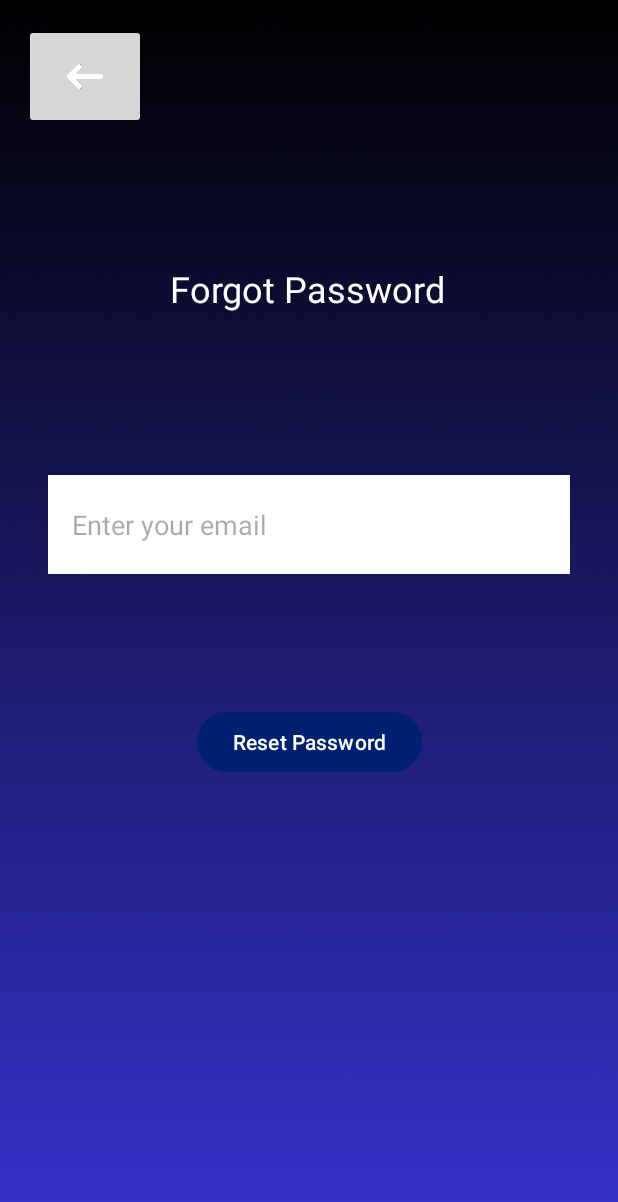
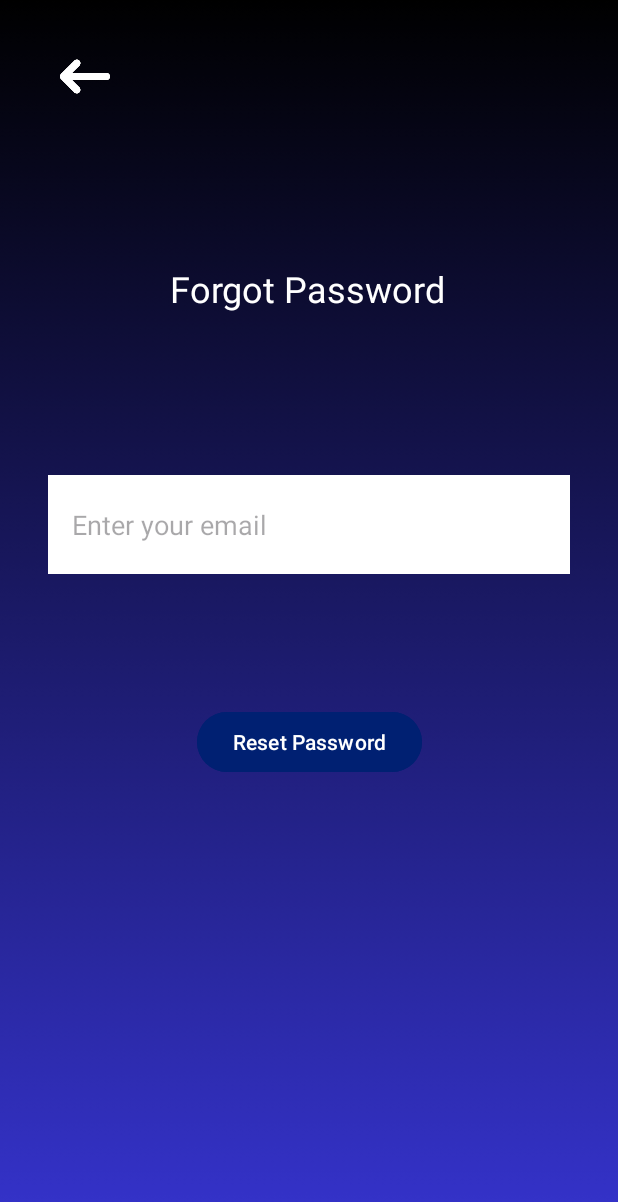
Before and after one commit to RickyR23/490Project, an Android app: the forgetPassword screen opened directly, with no data from a screen before it, on a phone screen of 412 x 824 dp. Shown: the top 1202 px of the screen. Run offline under Robolectric (Android 15) with nearby library versions, the phone set to English and light mode, and no system bars.

Commit message:
back button

```diff
--- a/app/src/main/res/layout/activity_forget_password.xml
+++ b/app/src/main/res/layout/activity_forget_password.xml
@@ -57,6 +57,7 @@
         app:layout_constraintHorizontal_bias="0.048"
         app:layout_constraintStart_toStartOf="parent"
         app:layout_constraintTop_toTopOf="parent"
-        app:srcCompat="@drawable/back_button" />
+        app:srcCompat="@drawable/back_button"
+        android:background="@android:color/transparent"/>
 
 </androidx.constraintlayout.widget.ConstraintLayout>
--- a/app/src/main/res/layout/activity_sign_up.xml
+++ b/app/src/main/res/layout/activity_sign_up.xml
@@ -18,5 +18,6 @@
         app:layout_constraintHorizontal_bias="0.048"
         app:layout_constraintStart_toStartOf="parent"
         app:layout_constraintTop_toTopOf="parent"
-        app:srcCompat="@drawable/back_button" />
+        app:srcCompat="@drawable/back_button"
+        android:background="@android:color/transparent"/>
 </androidx.constraintlayout.widget.ConstraintLayout>
```
